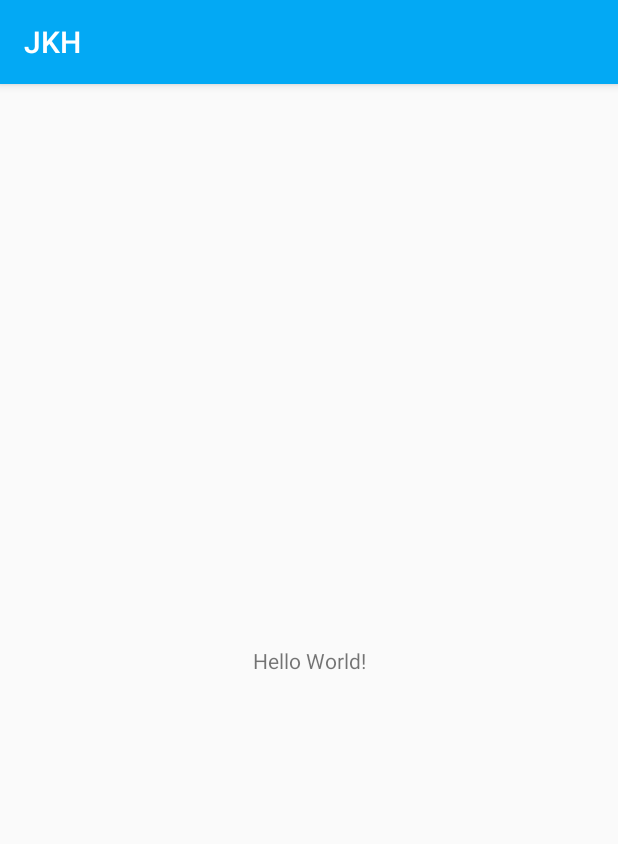
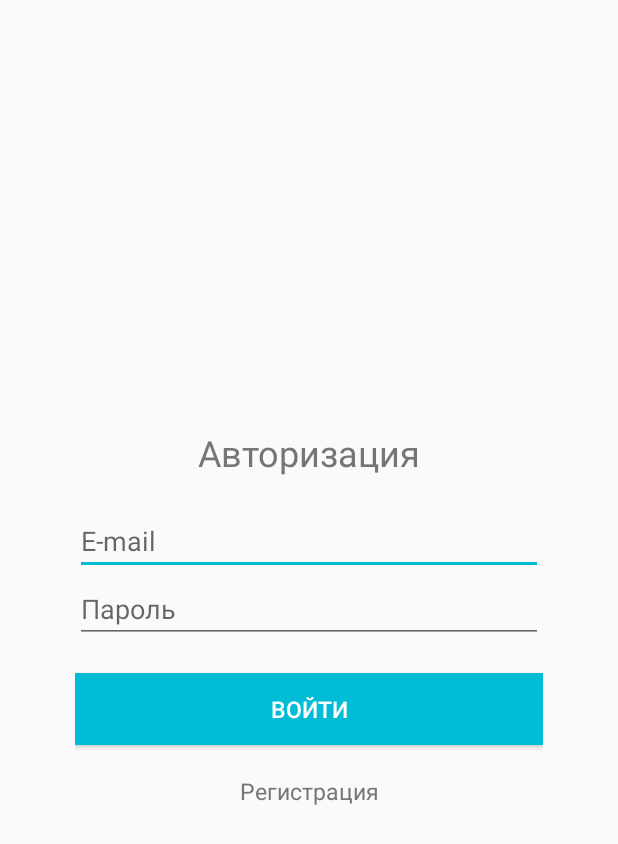
Before and after one commit to even-odd/Kapteyn, an Android app: the screen it shows after launch (MainActivity), on a phone screen of 412 x 824 dp. Shown: the top 844 px of the screen. Run offline under Robolectric (Android 15) with nearby library versions, the phone set to English and light mode, and no system bars.

Commit message:
added login layout

```diff
--- a/app/src/main/AndroidManifest.xml
+++ b/app/src/main/AndroidManifest.xml
@@ -9,7 +9,8 @@
         android:roundIcon="@mipmap/ic_launcher_round"
         android:supportsRtl="true"
         android:theme="@style/AppTheme" >
-        <activity android:name=".MainActivity" >
+        <activity android:name=".MainActivity" android:theme="@style/LoginTheme">
+
             <intent-filter>
                 <action android:name="android.intent.action.MAIN" />
 
--- a/app/src/main/res/layout/activity_main.xml
+++ b/app/src/main/res/layout/activity_main.xml
@@ -1,19 +1,56 @@
 <?xml version="1.0" encoding="utf-8"?>
-<androidx.constraintlayout.widget.ConstraintLayout
+<androidx.appcompat.widget.LinearLayoutCompat
     xmlns:android="http://schemas.android.com/apk/res/android"
     xmlns:tools="http://schemas.android.com/tools"
-    xmlns:app="http://schemas.android.com/apk/res-auto"
     android:layout_width="match_parent"
     android:layout_height="match_parent"
+    android:orientation="vertical"
+    android:gravity="center_vertical"
+    android:padding="50dp"
     tools:context=".MainActivity">
 
     <TextView
-        android:layout_width="wrap_content"
+        android:id="@+id/auth"
+        android:layout_width="match_parent"
         android:layout_height="wrap_content"
-        android:text="Hello World!"
-        app:layout_constraintBottom_toBottomOf="parent"
-        app:layout_constraintLeft_toLeftOf="parent"
-        app:layout_constraintRight_toRightOf="parent"
-        app:layout_constraintTop_toTopOf="parent" />
+        android:gravity="center_horizontal"
+        android:text="@string/authorization"
+        android:textSize="24sp"
+        android:layout_marginBottom="20dp"
+        android:textColor="@color/colorSecondaryText"/>
 
-</androidx.constraintlayout.widget.ConstraintLayout>
+    <EditText
+        android:id="@+id/email"
+        android:layout_width="match_parent"
+        android:layout_height="wrap_content"
+        android:inputType="textEmailAddress"
+        android:hint="@string/email" />
+
+    <EditText
+        android:id="@+id/password"
+        android:layout_width="match_parent"
+        android:layout_height="wrap_content"
+        android:inputType="textPassword"
+        android:hint="@string/password"/>
+
+    <Button
+        android:id="@+id/signIn"
+        android:layout_width="match_parent"
+        android:layout_height="wrap_content"
+        android:text="@string/signInButton"
+        android:layout_marginTop="20dp"
+        android:layout_gravity="center"
+        android:textSize="15sp"
+        style="@style/ButtonStyle"/>
+
+    <TextView
+        android:id="@+id/registration"
+        android:layout_width="match_parent"
+        android:layout_height="wrap_content"
+        android:layout_marginTop="20dp"
+        android:text="@string/registration"
+        android:textColor="@color/colorSecondaryText"
+        android:textSize="15sp"
+        android:gravity="center"
+        android:textColorLink="@color/colorPrimary" />
+</androidx.appcompat.widget.LinearLayoutCompat>
--- a/app/src/main/res/values/strings.xml
+++ b/app/src/main/res/values/strings.xml
@@ -1,3 +1,8 @@
 <resources>
     <string name="app_name">JKH</string>
+    <string name="authorization">Авторизация</string>
+    <string name="email">E-mail</string>
+    <string name="password">Пароль</string>
+    <string name="signInButton">войти</string>
+    <string name="registration">Регистрация</string>
 </resources>
--- a/app/src/main/res/values/styles.xml
+++ b/app/src/main/res/values/styles.xml
@@ -6,6 +6,19 @@
         <item name="colorPrimary">@color/colorPrimary</item>
         <item name="colorPrimaryDark">@color/colorPrimaryDark</item>
         <item name="colorAccent">@color/colorAccent</item>
+        <item name="android:textColor">@color/colorText</item>
+        <item name="android:textColorPrimary">@color/colorPrimaryText</item>
+    </style>
+
+    <style name="LoginTheme" parent="Theme.AppCompat.Light.NoActionBar">
+        <item name="colorPrimary">@color/colorPrimary</item>
+        <item name="colorPrimaryDark">@color/colorPrimaryDark</item>
+        <item name="colorAccent">@color/colorAccent</item>
+    </style>
+
+    <style name="ButtonStyle" parent="TextAppearance.AppCompat.Button">
+        <item name="android:background">@color/colorAccent</item>
+        <item name="android:textColor">@color/colorText</item>
     </style>
 
 </resources>
```
